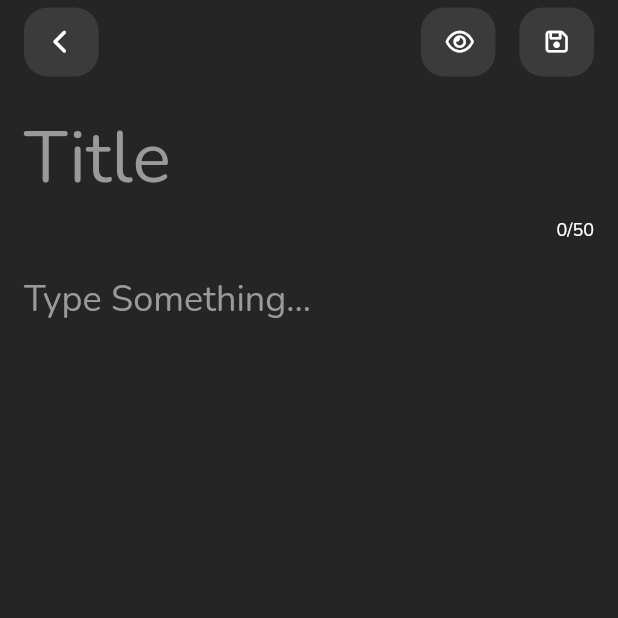
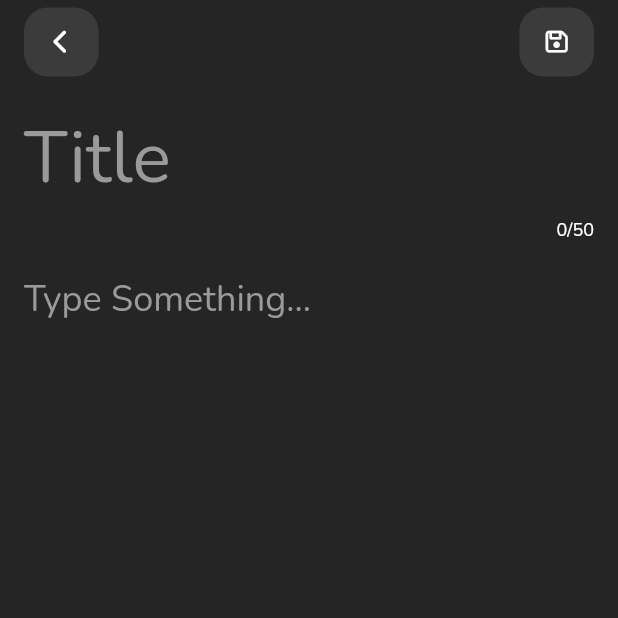
Before and after one commit to AhmedAbogameel-CCIC-2023/notes_app, a Flutter app: the NoteEditorView screen opened directly, on a phone screen of 412 x 824 dp, the top half of it. Run offline on Flutter 3.47's test engine with Material 2 defaults, Android fonts, the phone set to English and light mode, and no system bars; our stand-ins replace dio, flutter_bloc, flutter_screenutil, font_awesome_flutter, shared_preferences; accounts and stored records are empty.

Commit message:
add note

```diff
--- a/lib/core/network_utils/network_utils.dart
+++ b/lib/core/network_utils/network_utils.dart
@@ -10,6 +10,7 @@ class NetworkUtils {
   static Future<void> init() async {
     _dio = Dio();
     _dio.options.baseUrl = _baseURL;
+    _dio.options.validateStatus = (v) => v! < 500;
   }
 
   static Future<Response<dynamic>> post(
--- a/lib/features/home/cubit.dart
+++ b/lib/features/home/cubit.dart
@@ -11,6 +11,7 @@ class HomeCubit extends Cubit<HomeStates> {
   List<Note> notes = [];
 
   Future<void> getNotes() async {
+    notes.clear();
     emit(HomeLoading());
     try {
       final response = await NetworkUtils.get('note?page=1');
--- /dev/null
+++ b/lib/features/note_editor/states.dart
@@ -0,0 +1,7 @@
+part of 'cubit.dart';
+
+abstract class NoteEditorStates {}
+
+class NoteEditorInit extends NoteEditorStates {}
+
+class NoteEditorLoading extends NoteEditorStates {}
--- a/lib/features/note_editor/view.dart
+++ b/lib/features/note_editor/view.dart
@@ -1,7 +1,11 @@
 import 'package:flutter/material.dart';
+import 'package:flutter_bloc/flutter_bloc.dart';
 import 'package:font_awesome_flutter/font_awesome_flutter.dart';
 import 'package:note_app/core/dimensions/dimensions.dart';
+import 'package:note_app/features/home/cubit.dart';
+import 'package:note_app/features/note_editor/cubit.dart';
 import 'package:note_app/widgets/app_icon_button.dart';
+import 'package:note_app/widgets/app_loading_indicator.dart';
 
 import '../../core/models/note.dart';
 import '../../widgets/app_app_bar.dart';
@@ -9,73 +13,56 @@ import '../../widgets/app_dialog.dart';
 import '../../widgets/app_text_field.dart';
 import 'controller.dart';
 
-class NoteEditorView extends StatefulWidget {
+class NoteEditorView extends StatelessWidget {
   const NoteEditorView({
     super.key,
-    this.note,
   });
-
-  final Note? note;
-
-  @override
-  State<NoteEditorView> createState() => _NoteEditorViewState();
-}
-
-class _NoteEditorViewState extends State<NoteEditorView> {
-  late NoteEditorController controller;
-
-  @override
-  void initState() {
-    controller = NoteEditorController(note: widget.note);
-    controller.titleTXController.text = widget.note?.title ?? '';
-    controller.subtitleTXController.text = widget.note?.subtitle ?? '';
-    super.initState();
-  }
 
   @override
   Widget build(BuildContext context) {
+    return BlocProvider(
+      create: (context) => NoteEditorCubit(),
+      child: Builder(builder: (context) {
+        final cubit = BlocProvider.of<NoteEditorCubit>(context);
         return Scaffold(
           appBar: AppAppBar(
             enableBackButton: true,
             actions: [
-          AppIconButton(
-            icon: FontAwesomeIcons.eye,
-            onTap: () {},
-            padding: EdgeInsets.only(right: 16.width),
-          ),
-          AppIconButton(
+              // AppIconButton(
+              //   icon: FontAwesomeIcons.eye,
+              //   onTap: () {},
+              //   padding: EdgeInsets.only(right: 16.width),
+              // ),
+              BlocBuilder<NoteEditorCubit, NoteEditorStates>(
+                builder: (context, state) {
+                  if (state is NoteEditorLoading) {
+                    return AppLoadingIndicator();
+                  }
+                  return AppIconButton(
                     icon: FontAwesomeIcons.floppyDisk,
-            onTap: () => AppDialog.show(
+                    onTap: () {
+                      if (!cubit.validateInputs()) {
+                        return;
+                      }
+                      AppDialog.show(
                         context,
                         message: "Save changes ?",
                         confirmTitle: "Save",
-              onConfirm: () async {
-                Note? note;
-                if (widget.note == null) {
-                  note = await controller.addNote();
-                } else {
-                  note = await controller.editNote();
-                }
-                if (note == null) {
+                        onConfirm: () {
                           Navigator.pop(context);
-                } else {
-                  Navigator.pop(context);
-                  Navigator.pop(
-                    context,
-                    note,
+                          cubit.addNote();
+                        },
+                        onCancel: () => Navigator.pop(context),
                       );
-                }
                     },
-              onCancel: () {
-                Navigator.pop(context);
+                  );
                 },
-            ),
               ),
               SizedBox(width: 16),
             ],
           ),
           body: Form(
-        key: controller.formKey,
+            key: cubit.formKey,
             child: ListView(
               keyboardDismissBehavior: ScrollViewKeyboardDismissBehavior.onDrag,
               padding: EdgeInsets.all(16),
@@ -85,7 +72,7 @@ class _NoteEditorViewState extends State<NoteEditorView> {
                   cursorHeight: 52,
                   hintFontSize: 48,
                   maxLength: 50,
-              controller: controller.titleTXController,
+                  controller: cubit.titleTXController,
                   validator: (v) {
                     if (v == null || v.trim().isEmpty) {
                       return 'Empty field!';
@@ -96,7 +83,7 @@ class _NoteEditorViewState extends State<NoteEditorView> {
                 SizedBox(height: 16.height),
                 AppTextField(
                   hint: "Type Something...",
-              controller: controller.subtitleTXController,
+                  controller: cubit.subtitleTXController,
                   validator: (v) {
                     if (v == null || v.trim().isEmpty) {
                       return 'Empty field!';
@@ -108,5 +95,7 @@ class _NoteEditorViewState extends State<NoteEditorView> {
             ),
           ),
         );
+      }),
+    );
   }
 }
```
Also changed, not shown: lib/features/note_editor/cubit.dart (added, +46 -0 lines). Lines whose indentation alone changed are shown as unchanged.
